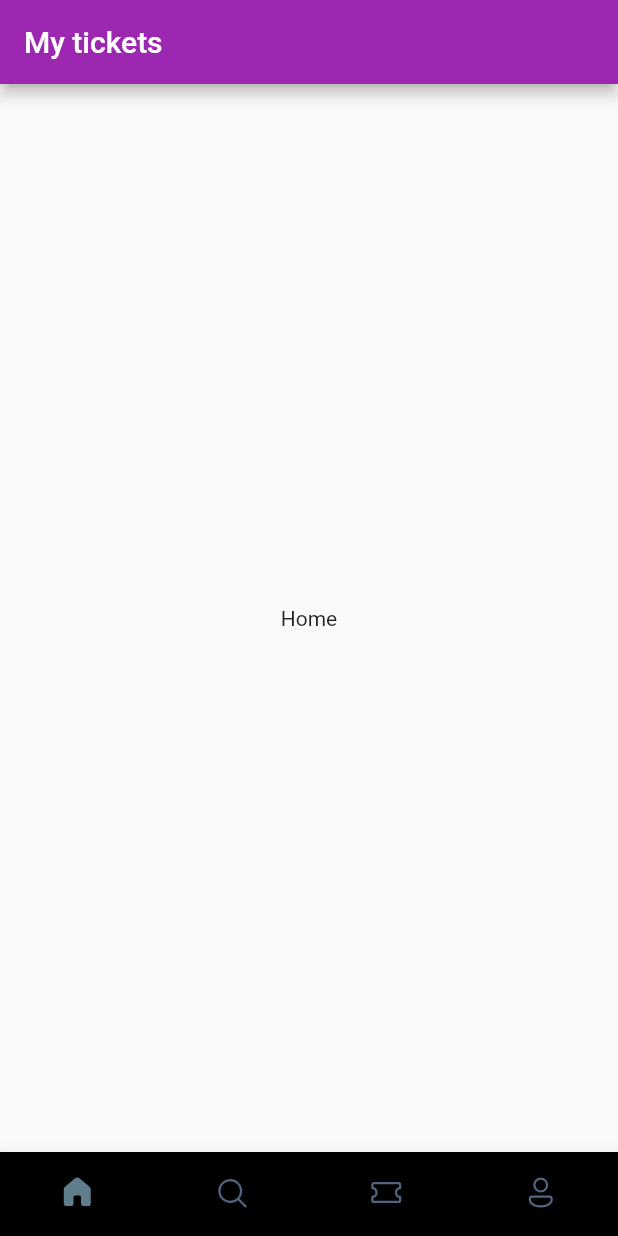
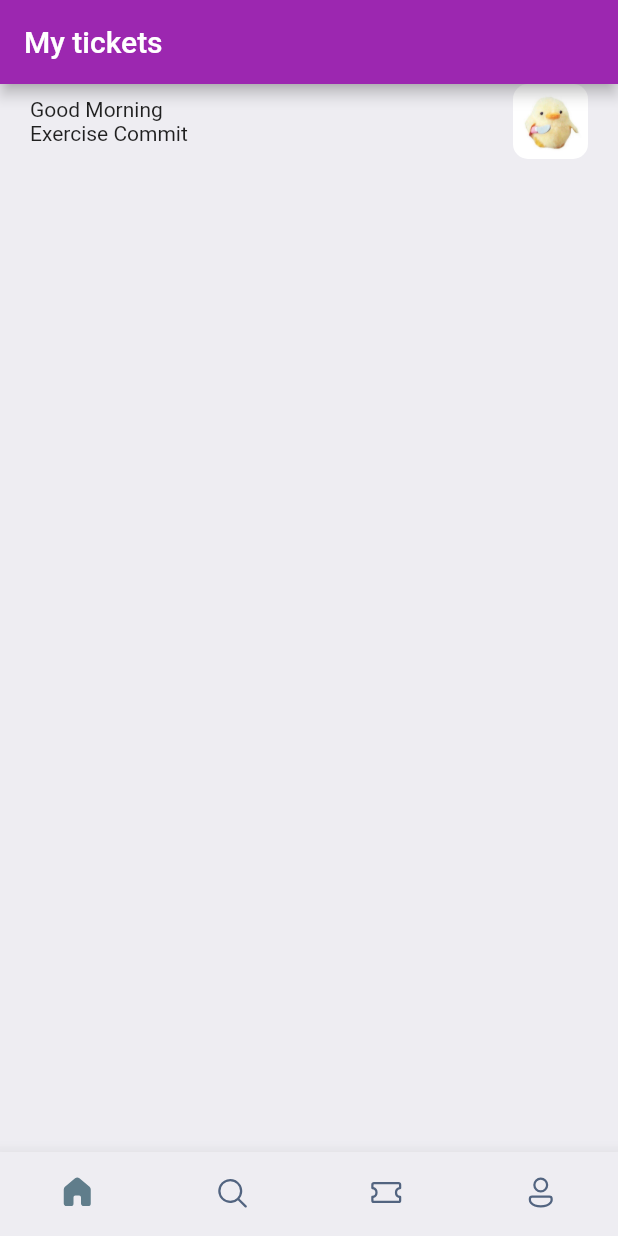
Before and after one commit to jwson-automation/exercise_commit, a Flutter app: the screen it shows after launch, on a phone screen of 412 x 824 dp. Run offline on Flutter 3.47's test engine with Material 2 defaults, Android fonts, the phone set to English and light mode, and no system bars; our stand-ins replace fluentui_icons.

Commit message:
[VIEW] Home screen page UI 구현

```diff
--- a/lib/screens/bottom.dart
+++ b/lib/screens/bottom.dart
@@ -1,5 +1,7 @@
 import 'package:fluentui_icons/fluentui_icons.dart';
 import 'package:flutter/material.dart';
+
+import 'home_screen.dart';
 
 class BottomBar extends StatefulWidget {
   const BottomBar({Key? key}) : super(key: key);
@@ -15,7 +17,7 @@ class _BottomBarState extends State<BottomBar> {
   // List[_selectedIndex] 와 같이 사용
 
   static final List<Widget> _widgetOptions = <Widget>[
-    const Text("Home"),
+    const HomeScreen(),
     const Text("Search"),
     const Text("Ticket"),
     const Text("Profile"),
@@ -49,7 +51,7 @@ class _BottomBarState extends State<BottomBar> {
           showSelectedLabels: false,
           showUnselectedLabels: false,
           elevation: 10,
-          backgroundColor: Colors.black,
+          backgroundColor: Color(0xFFeeedf2),
           unselectedItemColor: Color(0xFF526480),
           selectedItemColor: Colors.blueGrey,
           items: [
--- /dev/null
+++ b/lib/screens/home_screen.dart
@@ -0,0 +1,45 @@
+import 'package:flutter/material.dart';
+
+class HomeScreen extends StatelessWidget {
+  const HomeScreen({Key? key}) : super(key: key);
+
+  @override
+  Widget build(BuildContext context) {
+    return Scaffold(
+      backgroundColor: Color(0xFFeeedf2),
+      body: ListView(
+        children: [
+          Container(
+            padding: const EdgeInsets.symmetric(horizontal : 20 ),
+            child: Column(
+              children: [
+                Row(
+                  mainAxisAlignment: MainAxisAlignment.spaceBetween,
+                  children: [
+                    Column(
+                      crossAxisAlignment: CrossAxisAlignment.start,
+                      children: const [
+                        Text("Good Morning"),
+                        Text("Exercise Commit")
+                      ],
+                    ),
+                    Container(
+                      height: 50,
+                      width: 50,
+                      decoration: BoxDecoration(
+                          borderRadius: BorderRadius.circular(10),
+                          image: const DecorationImage(
+                            fit: BoxFit.fitHeight,
+                            image: AssetImage("assets/images/profile.jpeg"),
+                          )),
+                    )
+                  ],
+                )
+              ],
+            ),
+          )
+        ],
+      ),
+    );
+  }
+}
--- a/pubspec.yaml
+++ b/pubspec.yaml
@@ -61,9 +61,9 @@ flutter:
   uses-material-design: true
 
   # To add assets to your application, add an assets section, like this:
-  # assets:
-  #   - images/a_dot_burr.jpeg
-  #   - images/a_dot_ham.jpeg
+  assets:
+    - assets/images/
+
 
   # An image asset can refer to one or more resolution-specific "variants", see
   # https://flutter.dev/assets-and-images/#resolution-aware
```
Also changed, not shown: assets/images/profile.jpeg (added).
